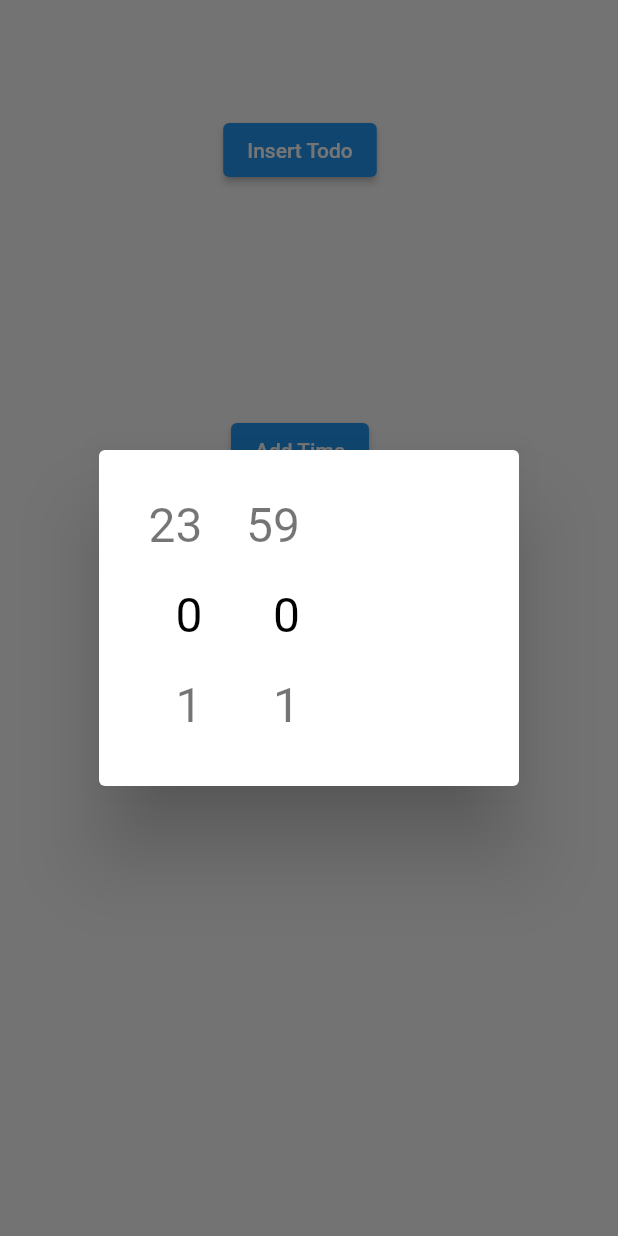
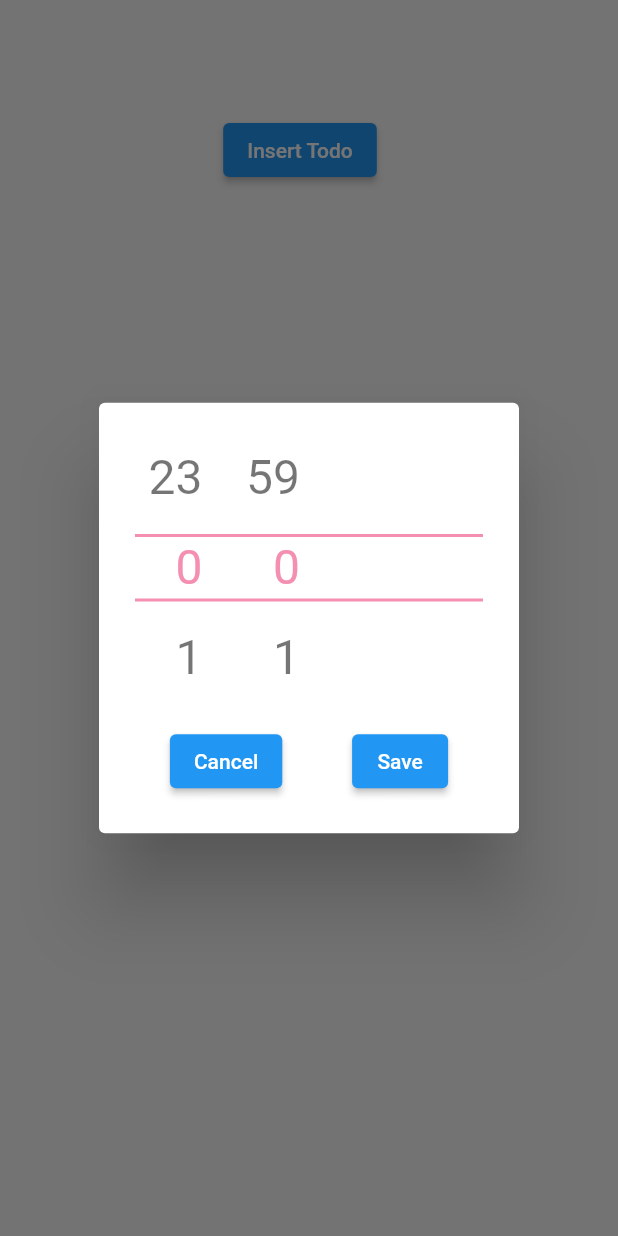
Before and after one commit to harsh11pujara/Experiment_UI, a Flutter app: the screen it shows after launch, after a tap on "Add Time", on a phone screen of 412 x 824 dp. Run offline on Flutter 3.47's test engine with Material 2 defaults, Android fonts, the phone set to English and light mode, and no system bars; drawn by our look-alikes of flutter_time_picker_spinner; our stand-ins replace syncfusion_flutter_charts.

Commit message:
timer dialog changes

```diff
--- a/lib/dialog_box.dart
+++ b/lib/dialog_box.dart
@@ -2,7 +2,8 @@ import 'package:flutter/material.dart';
 import 'package:flutter_time_picker_spinner/flutter_time_picker_spinner.dart';
 
 class DialogBox extends StatelessWidget {
-  const DialogBox({Key? key}) : super(key: key);
+  DialogBox({Key? key}) : super(key: key);
+  ValueNotifier<DateTime?> time = ValueNotifier<DateTime>(DateTime.now());
 
   @override
   Widget build(BuildContext context) {
@@ -27,8 +28,14 @@ class DialogBox extends StatelessWidget {
                           child: Column(
                             mainAxisSize: MainAxisSize.min,
                             children: [
-                              SizedBox(width: 200,child: const TextField(decoration: InputDecoration(hintText: "task"),)),
-                              const SizedBox(height: 30,),
+                              const SizedBox(
+                                  width: 200,
+                                  child: TextField(
+                                    decoration: InputDecoration(hintText: "task"),
+                                  )),
+                              const SizedBox(
+                                height: 30,
+                              ),
                               SizedBox(
                                 width: 200,
                                 child: Row(
@@ -36,16 +43,15 @@ class DialogBox extends StatelessWidget {
                                   children: [
                                     Expanded(
                                       child: TextField(
-                                decoration: const InputDecoration(hintText: "time"),
+                                        decoration: const InputDecoration(hintText: "time"),
                                         onTap: () {
                                           showTimePicker(context: context, initialTime: TimeOfDay.now());
                                         },
                                       ),
                                     ),
-
                                     Expanded(
                                       child: TextField(
-                                          decoration: const InputDecoration(hintText: "date"),
+                                        decoration: const InputDecoration(hintText: "date"),
                                         onTap: () {
                                           showDatePicker(
                                               context: context,
@@ -66,11 +72,64 @@ class DialogBox extends StatelessWidget {
                   );
                 },
                 child: Text("Insert Todo")),
-            ElevatedButton(onPressed: () {
-              showDialog(context: context, builder: (context) {
-                return AlertDialog(content: TimePickerSpinner(is24HourMode: true,time: DateTime(2023)),);
-              },);
-            }, child: Text("Add Time"))
+            ElevatedButton(
+                onPressed: () {
+                  showDialog(
+                    context: context,
+                    builder: (context) {
+                      return AlertDialog(
+                        content: Column(
+                          mainAxisSize: MainAxisSize.min,
+                          children: [
+                            SizedBox(
+                              height: 180,
+                              child: Stack(
+                                children: [
+                                  Center(
+                                      child: Container(
+                                    height: 45,
+                                    decoration: BoxDecoration(
+                                        border: Border.symmetric(
+                                            horizontal: BorderSide(color: Colors.pink[200]!, width: 2),
+                                            vertical: BorderSide.none)),
+                                  )),
+                                  TimePickerSpinner(
+                                    is24HourMode: true,
+                                    time: DateTime(2023),
+                                    highlightedTextStyle: TextStyle(color: Colors.pink[200], fontSize: 32),
+                                    onTimeChange: (value) {
+                                      time.value = value;
+                                    },
+                                  ),
+                                ],
+                              ),
+                            ),
+                            const SizedBox(
+                              height: 15,
+                            ),
+                            Row(
+                              mainAxisAlignment: MainAxisAlignment.spaceAround,
+                              children: [
+                                ElevatedButton(
+                                    onPressed: () {
+                                      time.value = null;
+                                      Navigator.pop(context);
+                                    },
+                                    child: Text("Cancel")),
+                                ElevatedButton(
+                                    onPressed: () {
+                                      Navigator.pop(context);
+                                    },
+                                    child: Text("Save")),
+                              ],
+                            )
+                          ],
+                        ),
+                      );
+                    },
+                  );
+                },
+                child: Text("Add Time"))
           ],
         ),
       ),
```
